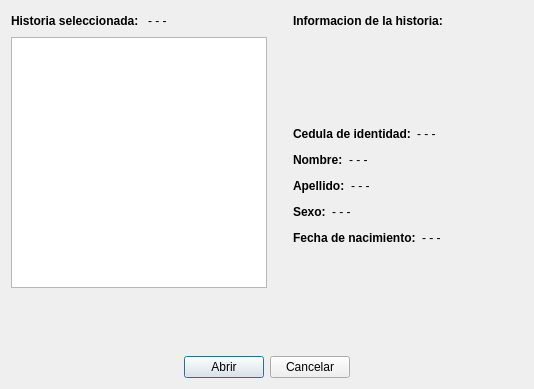
The window that abrirhistoria.ui (Gabrielnz/pasantia-CIMBUC) describes before a commit, drawn with Qt 5.
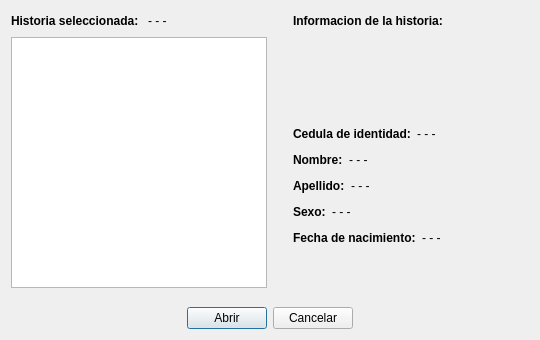
The same window after the commit.

Diff of the .ui file:
```diff
--- a/abrirhistoria.ui
+++ b/abrirhistoria.ui
@@ -6,8 +6,8 @@
    <rect>
     <x>0</x>
     <y>0</y>
-    <width>534</width>
-    <height>389</height>
+    <width>540</width>
+    <height>340</height>
    </rect>
   </property>
   <property name="windowTitle">
@@ -331,8 +331,8 @@
        </property>
        <property name="sizeHint" stdset="0">
         <size>
-         <width>20</width>
-         <height>28</height>
+         <width>494</width>
+         <height>13</height>
         </size>
        </property>
       </spacer>
```
